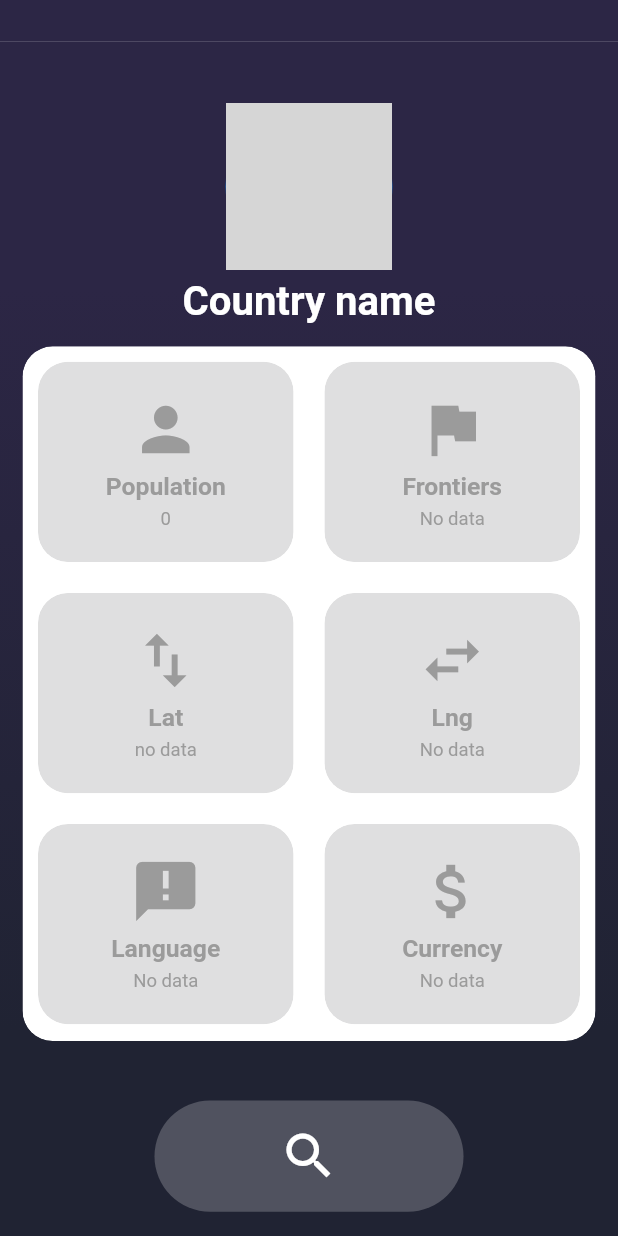
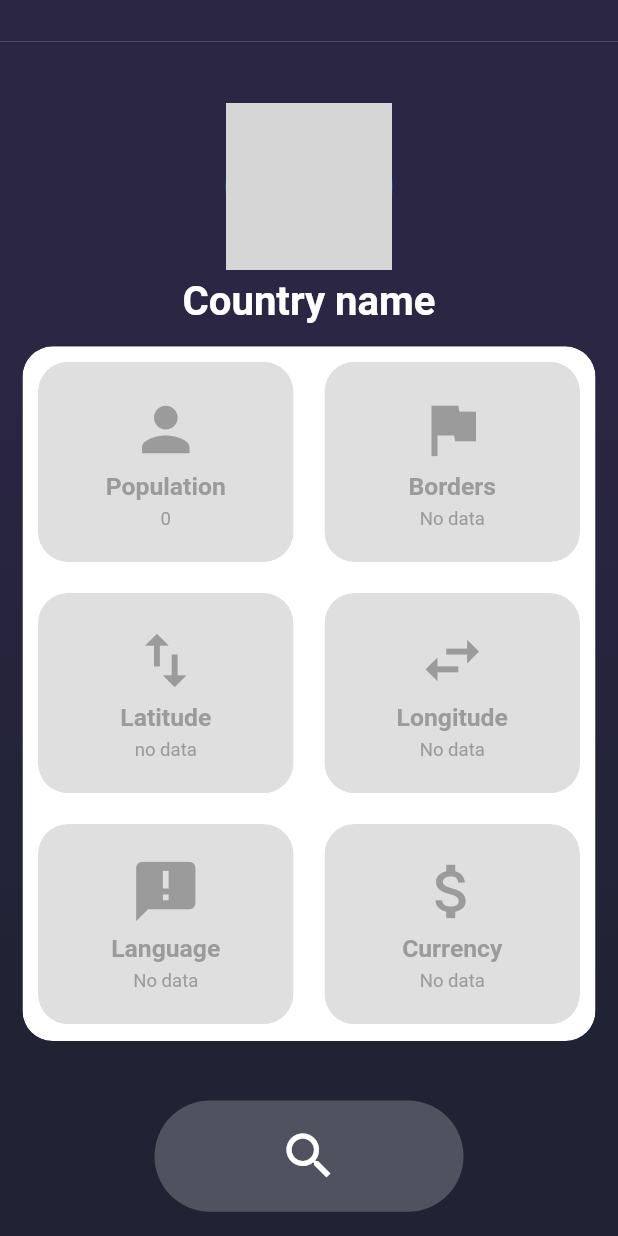
Before and after one commit to Darkron98/flutter_apps, a Flutter app: the screen it shows after launch, scrolled down 576 dp, on a phone screen of 412 x 824 dp. Run offline on Flutter 3.47's test engine with Material 2 defaults, Android fonts, the phone set to English and light mode, and no system bars; our stand-ins replace money_formatter; network calls fail; grey boxes are pictures that could not be loaded.

Commit message:
add guide comments

```diff
--- a/mas_banderas/lib/models/country_model.dart
+++ b/mas_banderas/lib/models/country_model.dart
@@ -1,6 +1,7 @@
 import 'dart:convert';
 
 class CountryModel {
+  //country model
   CountryModel({
     required this.name,
     this.currencies,
@@ -27,6 +28,7 @@ class CountryModel {
       CountryModel.fromMap(json);
 
   factory CountryModel.fromMap(Map<String, dynamic> json) => CountryModel(
+        //model map
         name: json["name"],
         currencies: json["currencies"] == null
             ? null
--- a/mas_banderas/lib/screens/country_screen.dart
+++ b/mas_banderas/lib/screens/country_screen.dart
@@ -9,6 +9,7 @@ class CountryScreen extends StatelessWidget {
 
   @override
   Widget build(BuildContext context) {
+    //country screen
     final countryProvider = Provider.of<CountryProvider>(context);
     return Scaffold(
       body: Stack(
@@ -25,6 +26,7 @@ class CountryScreen extends StatelessWidget {
 }
 
 class _BackGround extends StatelessWidget {
+  //app background
   final boxDecoration = const BoxDecoration(
     gradient: LinearGradient(
       begin: Alignment.topCenter,
--- a/mas_banderas/lib/screens/main_screen.dart
+++ b/mas_banderas/lib/screens/main_screen.dart
@@ -7,6 +7,7 @@ class MainScreen extends StatelessWidget {
   @override
   Widget build(BuildContext context) {
     var boxDecoration = const BoxDecoration(
+      //main screen background
       gradient: LinearGradient(
         begin: Alignment.topCenter,
         end: Alignment.bottomCenter,
@@ -44,14 +45,16 @@ class MainContent extends StatelessWidget {
   Widget build(BuildContext context) {
     final size = MediaQuery.of(context).size;
     var textStyle1 = TextStyle(
+      //logotype style
       fontSize: size.width * 0.275,
       fontWeight: FontWeight.bold,
-      color: Color.fromARGB(255, 236, 217, 106),
+      color: const Color.fromARGB(255, 236, 217, 106),
     );
     var textStyle2 = TextStyle(
+      //isotype style
       fontSize: size.width * 0.175,
       fontWeight: FontWeight.bold,
-      color: Color.fromARGB(255, 133, 114, 207),
+      color: const Color.fromARGB(255, 133, 114, 207),
     );
 
     return SafeArea(
@@ -62,6 +65,7 @@ class MainContent extends StatelessWidget {
         children: [
           SizedBox(height: size.height * 0.09),
           Row(
+            //app logo
             children: [
               Text('+', style: textStyle1),
               Text('Flags', style: textStyle2),
@@ -70,8 +74,9 @@ class MainContent extends StatelessWidget {
           ),
           Expanded(child: Container()),
           Icon(
+            //drag dow indicator
             Icons.keyboard_arrow_down,
-            color: Color.fromARGB(255, 95, 82, 148),
+            color: const Color.fromARGB(255, 95, 82, 148),
             size: size.width * 0.305,
           ),
         ],
@@ -81,6 +86,7 @@ class MainContent extends StatelessWidget {
 }
 
 class BackGround extends StatelessWidget {
+  //main screen background
   const BackGround({
     Key? key,
   }) : super(key: key);
@@ -89,14 +95,14 @@ class BackGround extends StatelessWidget {
   Widget build(BuildContext context) {
     final size = MediaQuery.of(context).size;
     return Container(
-      color: Color(0xff2C2645),
+      color: const Color(0xff2C2645),
       width: size.width,
       alignment: Alignment.topCenter,
       child: Column(
         children: [
           SizedBox(height: size.height * 0.33),
-          Image(
-            image: AssetImage('assets/globe.gif'),
+          const Image(
+            image: AssetImage('assets/globe.gif'), //background animation
             width: double.infinity,
           ),
         ],
@@ -106,6 +112,7 @@ class BackGround extends StatelessWidget {
 }
 
 class Title extends StatelessWidget {
+  //title implementation
   const Title({
     Key? key,
   }) : super(key: key);
@@ -113,7 +120,7 @@ class Title extends StatelessWidget {
   @override
   Widget build(BuildContext context) {
     return Stack(
-      children: [
+      children: const [
         BackGround(),
         MainContent(),
       ],
--- a/mas_banderas/lib/search/country_search_delegate.dart
+++ b/mas_banderas/lib/search/country_search_delegate.dart
@@ -7,19 +7,21 @@ class CountrySearchDelegate extends SearchDelegate {
   final CountryModel? country;
   final CountryProvider? countryProvider;
 
-  CountrySearchDelegate({this.country, this.countryProvider}) {}
+  CountrySearchDelegate({this.country, this.countryProvider});
   @override
   List<Widget>? buildActions(BuildContext context) {
+    //implement clear delegate
     return [
       IconButton(
         icon: const Icon(Icons.delete),
-        onPressed: () => this.query = '',
+        onPressed: () => query = '',
       )
     ];
   }
 
   @override
   Widget? buildLeading(BuildContext context) {
+    //implement to back screen icon
     return IconButton(
       icon: const Icon(Icons.arrow_left),
       onPressed: () => close(context, null),
@@ -28,11 +30,13 @@ class CountrySearchDelegate extends SearchDelegate {
 
   @override
   Widget buildResults(BuildContext context) {
+    //return search items
     final countryProv = CountryProvider(query);
     if (query.trim().isEmpty) {
       return const Text('Not query value');
     }
     return FutureBuilder(
+      //future implements
       future: countryProv.displayCountry(query),
       builder: (_, AsyncSnapshot snapshot) {
         if (snapshot.hasData) {
@@ -48,6 +52,7 @@ class CountrySearchDelegate extends SearchDelegate {
 
   @override
   Widget buildSuggestions(BuildContext context) {
+    //suggestion: search a country by name
     return const ListTile(
       title: Center(
         child: Text(
@@ -63,6 +68,7 @@ class CountrySearchDelegate extends SearchDelegate {
   }
 
   Widget _showCountries(BuildContext context, CountryModel countries) {
+    //search item list view
     return ListView.builder(
       itemCount: 1,
       itemBuilder: (_, i) {
--- a/mas_banderas/lib/widgets/country_info.dart
+++ b/mas_banderas/lib/widgets/country_info.dart
@@ -13,11 +13,15 @@ class CountryInfo extends StatelessWidget {
   final CountryProvider countryProvider;
 
   const CountryInfo(
-      {Key? key, required this.country, required this.countryProvider})
+      // country info widget
+      {Key? key,
+      required this.country,
+      required this.countryProvider})
       : super(key: key);
 
   @override
   Widget build(BuildContext context) {
+    // implements screen structure <avatar, country information card, search button>
     final size = MediaQuery.of(context).size;
     return PageView(
       children: [
@@ -25,19 +29,25 @@ class CountryInfo extends StatelessWidget {
           crossAxisAlignment: CrossAxisAlignment.center,
           children: [
             SizedBox(height: size.height * 0.05),
-            _CountryAvatar(country: country),
-            _CountryCard(size: size, country: country),
+            _CountryAvatar(country: country), //country avatar
+            _CountryCard(
+              //country information card
+              size: size,
+              country: country,
+            ),
             SizedBox(height: size.height * 0.03),
             MaterialButton(
+              //search button
               height: size.height * 0.09,
               minWidth: size.width * 0.5,
               onPressed: () {
                 showSearch(
-                    context: context,
-                    delegate: CountrySearchDelegate(
-                      country: country,
-                      countryProvider: countryProvider,
-                    ));
+                  context: context,
+                  delegate: CountrySearchDelegate(
+                    country: country,
+                    countryProvider: countryProvider,
+                  ),
+                );
               },
               elevation: 0,
               splashColor: Colors.transparent,
@@ -57,6 +67,7 @@ class CountryInfo extends StatelessWidget {
 }
 
 class _CountryCard extends StatelessWidget {
+  // implements country card information <background, items>
   final CountryModel country;
   const _CountryCard({
     Key? key,
@@ -70,6 +81,7 @@ class _CountryCard extends StatelessWidget {
   Widget build(BuildContext context) {
     final size = MediaQuery.of(context).size;
     return Container(
+      //background
       margin: const EdgeInsets.all(15),
       child: ClipRRect(
         borderRadius: BorderRadius.circular(20),
@@ -81,7 +93,7 @@ class _CountryCard extends StatelessWidget {
               color: Colors.white,
               borderRadius: BorderRadius.circular(20),
             ),
-            child: _CountryItems(country: country),
+            child: _CountryItems(country: country), //items
           ),
         ),
       ),
@@ -90,6 +102,7 @@ class _CountryCard extends StatelessWidget {
 }
 
 class _CountryItems extends StatelessWidget {
+  //implements country information items with a table <population, borders, latitude, longitud, language, currency>
   final CountryModel country;
   const _CountryItems({
     Key? key,
@@ -106,15 +119,17 @@ class _CountryItems extends StatelessWidget {
         TableRow(
           children: [
             SingleCard(
+              //population card item
               icon: Icons.person,
               color: color,
               label: 'Population',
               text: format.output.compactNonSymbol,
             ),
             SingleCard(
+              //borders card item
               icon: Icons.flag,
               color: color,
-              label: 'Frontiers',
+              label: 'Borders',
               text: country.borders == null
                   ? 'No data'
                   : country.borders
@@ -127,17 +142,19 @@ class _CountryItems extends StatelessWidget {
         TableRow(
           children: [
             SingleCard(
+              //latitude card item
               icon: Icons.swap_vert,
               color: color,
-              label: 'Lat',
+              label: 'Latitude',
               text: country.latlng == null
                   ? 'no data'
                   : country.latlng![0].toString(),
             ),
             SingleCard(
+              //longitude card item
               icon: Icons.swap_horiz,
               color: color,
-              label: 'Lng',
+              label: 'Longitude',
               text: country.latlng == null
                   ? 'No data'
                   : country.latlng![1].toString(),
@@ -147,12 +164,14 @@ class _CountryItems extends StatelessWidget {
         TableRow(
           children: [
             SingleCard(
+              //language card item
               icon: Icons.announcement,
               color: color,
               label: 'Language',
               text: country.languages[0].name.toString(),
             ),
             SingleCard(
+              //currency card item
               icon: Icons.attach_money,
               color: color,
               label: 'Currency',
@@ -172,6 +191,7 @@ class _CountryItems extends StatelessWidget {
 }
 
 class _CountryAvatar extends StatelessWidget {
+  //implements avatar <avatar(flag), country name>
   final CountryModel country;
   const _CountryAvatar({
     Key? key,
@@ -184,11 +204,13 @@ class _CountryAvatar extends StatelessWidget {
     return Column(
       children: [
         CircleAvatar(
+          //avatar(flag)
           backgroundImage: NetworkImage(country.flags.png),
           radius: size.width * 0.135,
         ),
         const SizedBox(height: 5),
         Text(
+          //country name
           country.name,
           textAlign: TextAlign.center,
           style: TextStyle(
--- a/mas_banderas/lib/widgets/single-card.dart
+++ b/mas_banderas/lib/widgets/single-card.dart
@@ -3,6 +3,7 @@ import 'dart:ui';
 import 'package:flutter/material.dart';
 
 class SingleCard extends StatelessWidget {
+  //singel card implements the country item styles <item icon, item name, item info>
   final IconData icon;
   final Color color;
   final String label;
@@ -24,12 +25,14 @@ class SingleCard extends StatelessWidget {
         mainAxisAlignment: MainAxisAlignment.center,
         children: [
           Icon(
+            //item icon
             icon,
             size: size.width * 0.115,
             color: color,
           ),
           const SizedBox(height: 5),
           Text(
+            //item name
             label,
             style: TextStyle(
               color: color,
@@ -41,6 +44,7 @@ class SingleCard extends StatelessWidget {
             height: 5,
           ),
           Text(
+            //item info
             text,
             textAlign: TextAlign.center,
             style: TextStyle(
@@ -57,6 +61,7 @@ class SingleCard extends StatelessWidget {
 }
 
 class _CardBackGround extends StatelessWidget {
+  //info card background styles
   final Widget child;
 
   const _CardBackGround({
```
Also changed, not shown: mas_banderas/lib/providers/country_provider.dart (+11 -5 lines).
